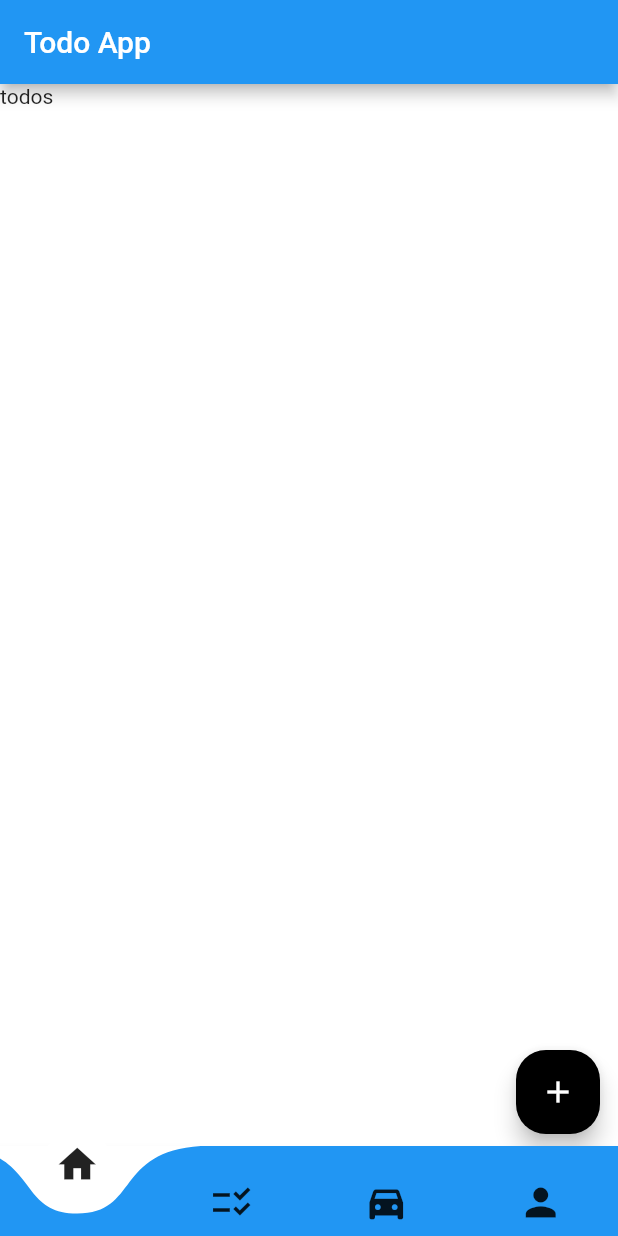
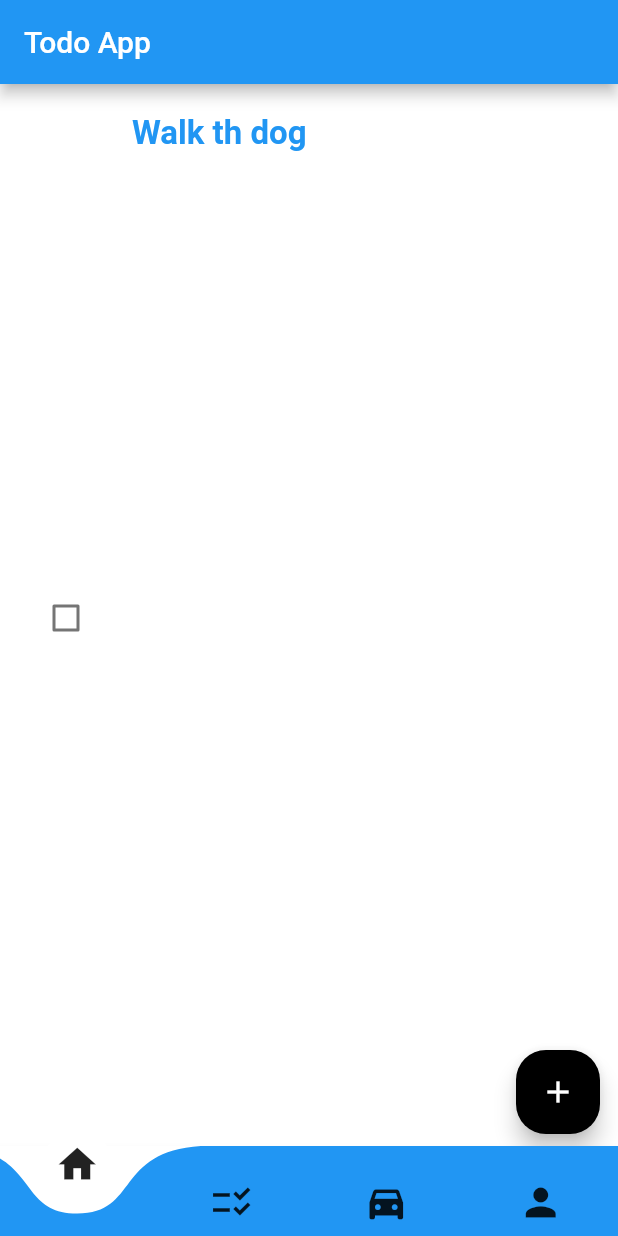
Before and after one commit to Sergioarg/practice_flutter, a Flutter app: the screen it shows after launch, on a phone screen of 412 x 824 dp. Run offline on Flutter 3.47's test engine with Material 2 defaults, Android fonts, the phone set to English and light mode, and no system bars; drawn by our look-alikes of curved_navigation_bar; our stand-ins replace carousel_slider, font_awesome_flutter; network calls fail.

Commit message:
update advandce  of todo list

```diff
--- a/demo_xyzies/lib/App/Pages/todo_page.dart
+++ b/demo_xyzies/lib/App/Pages/todo_page.dart
@@ -1,4 +1,5 @@
 import 'package:demo_xyzies/App/Widgets/widgets_todo/add_todo_dialog.dart';
+import 'package:demo_xyzies/App/Widgets/widgets_todo/todo_list_widget.dart';
 // import 'package:demo_xyzies/main.dart';
 import 'package:flutter/material.dart';
 
@@ -13,8 +14,8 @@ class _TodoAppState extends State<TodoApp> {
   @override
   Widget build(BuildContext context) {
     final tabs = [
-      Container(child: Text("todos")),
-      Container(child: Text("completed")),
+      TodoListWidget(),
+      Container(),
     ];
 
     int selectedIndex = 0;
--- /dev/null
+++ b/demo_xyzies/lib/App/Widgets/widgets_todo/todo_list_widget.dart
@@ -0,0 +1,19 @@
+import 'package:demo_xyzies/App/Widgets/widgets_todo/todo_widget.dart';
+import 'package:flutter/material.dart';
+import 'package:demo_xyzies/App/model/todo.dart';
+import 'package:demo_xyzies/App/Widgets/widgets_todo/todo_widget.dart';
+
+class TodoListWidget extends StatelessWidget {
+
+
+
+  @override
+  Widget build(BuildContext context) {
+    return TodoWidget(
+      todo: Todo(
+        createdTime: DateTime.now(),
+        title: 'Walk th dog'
+      ),
+    );
+  }
+}
--- /dev/null
+++ b/demo_xyzies/lib/App/Widgets/widgets_todo/todo_widget.dart
@@ -0,0 +1,53 @@
+import 'package:flutter/material.dart';
+// import 'package:flutter_slidable/flutter_slidable.dart';
+import 'package:demo_xyzies/App/model/todo.dart';
+// import 'package:provider/provider.dart';
+
+class TodoWidget extends StatelessWidget {
+  final Todo todo;
+
+  const TodoWidget({
+    required this.todo,
+    key,
+  }) : super(key: key);
+
+
+  @override
+  Widget build(BuildContext context) => Container(
+    padding: EdgeInsets.all(20),
+    child: Row(
+          children: [
+            Checkbox(
+              activeColor: Theme.of(context).primaryColor,
+              checkColor: Colors.white,
+              value: todo.isDone,
+              onChanged: (_) {},
+            ),
+            const SizedBox(width: 20),
+            Expanded(
+              child: Column(
+                crossAxisAlignment: CrossAxisAlignment.start,
+                children: [
+                  Text(
+                    todo.title,
+                    style: TextStyle(
+                      fontWeight: FontWeight.bold,
+                      color: Theme.of(context).primaryColor,
+                      fontSize: 22,
+                    ),
+                  ),
+                  if (todo.description.isNotEmpty)
+                    Container(
+                      margin: EdgeInsets.only(top: 4),
+                      child: Text(
+                        todo.description,
+                        style: TextStyle(fontSize: 20, height: 1.5, color: Colors.red),
+                      ),
+                    ),
+                ],
+              ),
+            )
+          ],
+        ),
+  );
+}
--- a/demo_xyzies/pubspec.yaml
+++ b/demo_xyzies/pubspec.yaml
@@ -36,7 +36,9 @@ dependencies:
   cupertino_icons: ^1.0.3
   font_awesome_flutter: ^9.1.0
   carousel_slider: ^4.0.0
+  # package for todo page
   provider: ^6.0.1
+  flutter_slidable: ^0.5.7
 
 dev_dependencies:
   flutter_test:
```
Also changed, not shown: demo_xyzies/pubspec.lock.
